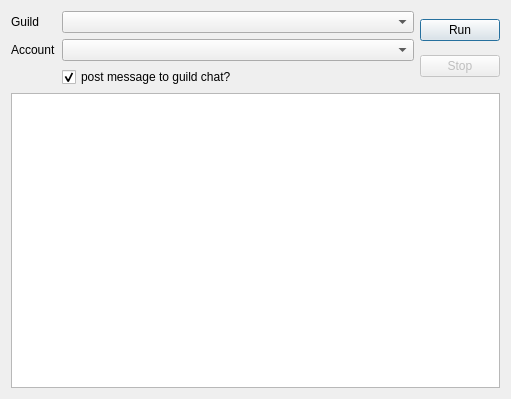
Before: the Qt Designer form LoMTimeCheckDialog.ui in yhuiyang/castleage, drawn with Qt 5.
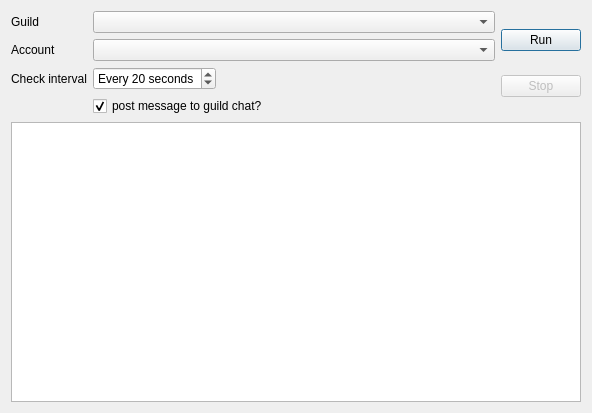
After: the same form once the commit is applied. Icons and pictures are not drawn.

Commit message: Make check interval to configurable value.

Patch:
```diff
--- a/LoMTimeCheckDialog.ui
+++ b/LoMTimeCheckDialog.ui
@@ -6,8 +6,8 @@
    <rect>
     <x>0</x>
     <y>0</y>
-    <width>511</width>
-    <height>399</height>
+    <width>592</width>
+    <height>413</height>
    </rect>
   </property>
   <property name="windowTitle">
@@ -53,7 +53,36 @@
        </property>
       </widget>
      </item>
+     <item row="2" column="0">
+      <widget class="QLabel" name="labelCheckInterval">
+       <property name="text">
+        <string>Check interval</string>
+       </property>
+      </widget>
+     </item>
      <item row="2" column="1">
+      <widget class="QSpinBox" name="spinBoxCheckInterval">
+       <property name="wrapping">
+        <bool>true</bool>
+       </property>
+       <property name="suffix">
+        <string> seconds</string>
+       </property>
+       <property name="prefix">
+        <string>Every </string>
+       </property>
+       <property name="minimum">
+        <number>10</number>
+       </property>
+       <property name="maximum">
+        <number>60</number>
+       </property>
+       <property name="value">
+        <number>20</number>
+       </property>
+      </widget>
+     </item>
+     <item row="3" column="1">
       <widget class="QCheckBox" name="checkBoxPostToGuildChat">
        <property name="text">
         <string>post message to guild chat?</string>
@@ -91,7 +120,11 @@
     </layout>
    </item>
    <item row="1" column="0" colspan="2">
-    <widget class="QPlainTextEdit" name="plainTextEditLog"/>
+    <widget class="QPlainTextEdit" name="plainTextEditLog">
+     <property name="readOnly">
+      <bool>true</bool>
+     </property>
+    </widget>
    </item>
   </layout>
  </widget>
```
The commit also changes 2 other files.
